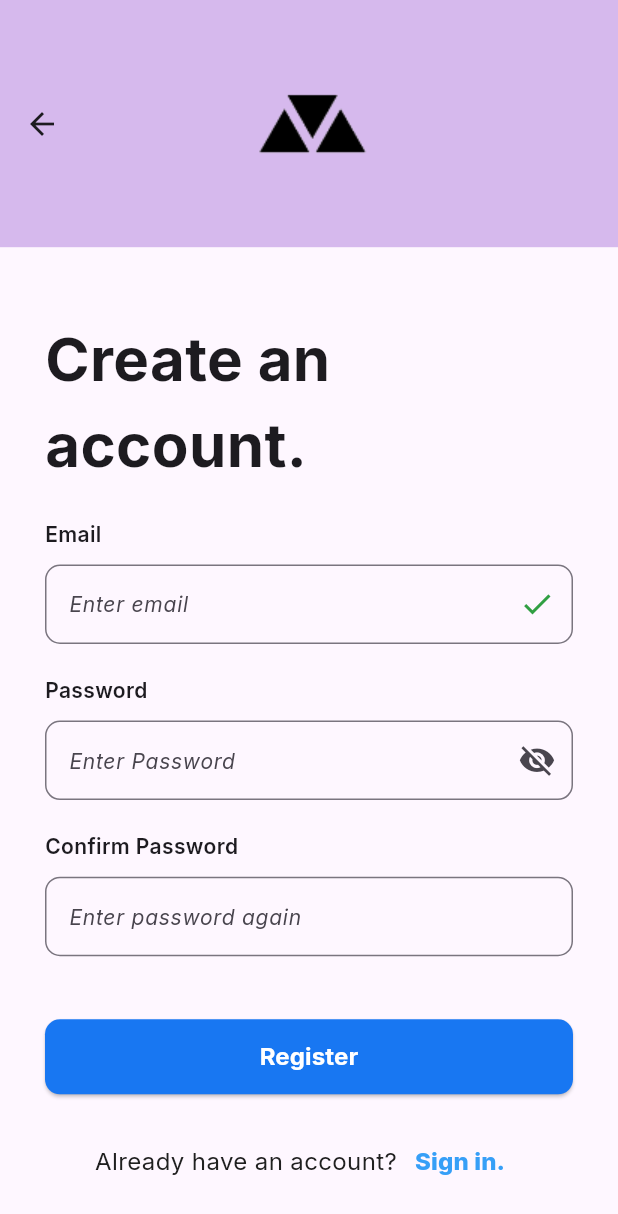
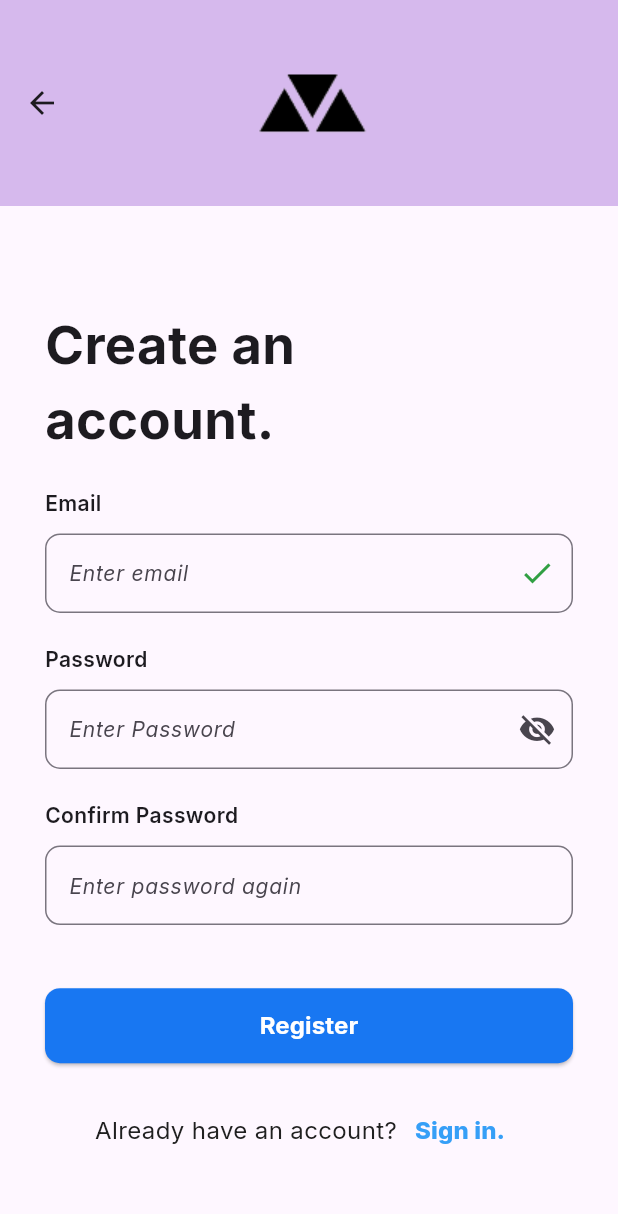
Before and after one commit to Aluve-Software/aluve_calendar_mobile, a Flutter app: the RegistrationScreen screen opened by its route, on a phone screen of 412 x 824 dp. Shown: the top 1214 px of the screen. Run offline on Flutter 3.47's test engine with Material 2 defaults, Android fonts, the phone set to English and light mode, and no system bars; our stand-ins replace google_fonts, sign_in_button.

Commit message:
Rename file and add nvigations

```diff
--- a/lib/Routes/routes.dart
+++ b/lib/Routes/routes.dart
@@ -1,7 +1,7 @@
 import 'package:aluve_calendar_mobile/Views/intro_screen.dart';
 import 'package:aluve_calendar_mobile/Views/register_options_screen.dart';
 import 'package:flutter/material.dart';
-import '../Views/registration.dart';
+import '../Views/registration_screen.dart';
 
 class RouteManager {
   static const String introScreen = '/';
--- a/lib/Views/intro_screen.dart
+++ b/lib/Views/intro_screen.dart
@@ -73,7 +73,7 @@ class IntroScreen extends StatelessWidget {
                       fixedSize: Size(MediaQuery.of(context).size.width, 50)),
                   onPressed: () {
                     Navigator.of(context)
-                        .pushNamed(RouteManager.registrationScreen);
+                        .pushNamed(RouteManager.registerOptionsScreen);
                   },
                   child: Text(
                     'Let\'s Go',
--- a/lib/Views/register_options_screen.dart
+++ b/lib/Views/register_options_screen.dart
@@ -1,3 +1,4 @@
+import 'package:aluve_calendar_mobile/Routes/routes.dart';
 import 'package:aluve_calendar_mobile/Views/Widgets/app_buttons.dart';
 import 'package:aluve_calendar_mobile/Views/Widgets/app_constants.dart';
 import 'package:aluve_calendar_mobile/Views/Widgets/app_text.dart';
@@ -65,6 +66,8 @@ class _RegisterOptionsScreenState extends State<RegisterOptionsScreen> {
                 ),
                 ButtonWithIcon(
                     onPressed: () {
+                      Navigator.of(context)
+                      .pushNamed(RouteManager.registrationScreen);
                       print(MediaQuery.of(context).size.height / 9.79);
                     },
                     text: 'Register with email',
--- a/lib/Views/registration.dart
+++ b/lib/Views/registration_screen.dart
@@ -36,7 +36,7 @@ class _RegistrationScreenState extends State<RegistrationScreen> {
     return Scaffold(
       appBar: AppBar(
         backgroundColor: lightPurple,
-        toolbarHeight: MediaQuery.of(context).size.height / 5,
+        toolbarHeight: MediaQuery.of(context).size.height / 6,
         centerTitle: true,
         title: Image.asset(
           'assets/images/Aluve_monochrome_black_1.png',
@@ -55,15 +55,22 @@ class _RegistrationScreenState extends State<RegistrationScreen> {
                 Row(
                   children: [
                     Container(
-                      //  color: purpleGrey,
+                      // decoration: const BoxDecoration(
+                      //   borderRadius: BorderRadius.only(
+                      //     topLeft: Radius.circular(15),
+                      //     topRight: Radius.circular(15),
+                      //   ),
+                      //   color: Colors.white,
+                      // ),
                       width: MediaQuery.of(context).size.width / 2,
                       child: AppText(
                         text: 'Create an account.',
                         style: GoogleFonts.inter(
-                          fontSize: 40,
+                          fontSize: 35,
                           fontWeight: FontWeight.bold,
                         ),
                       ),
+
                     ),
                   ],
                 ),
```
